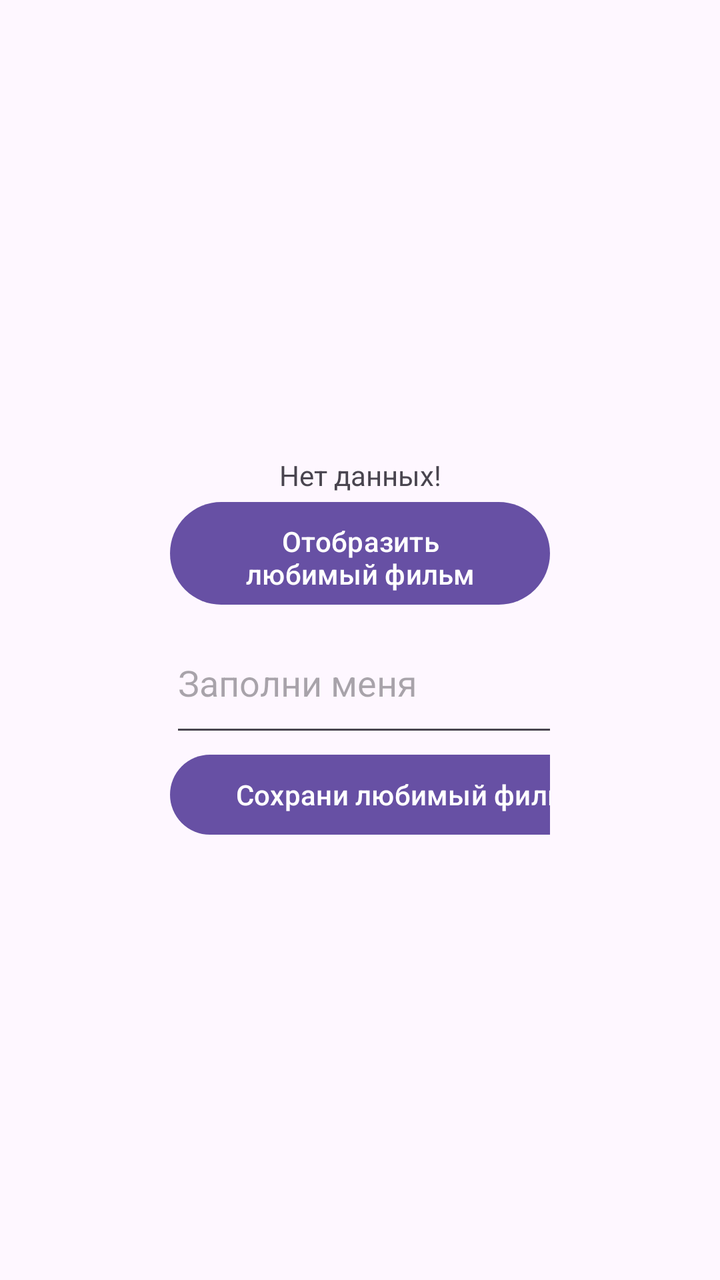
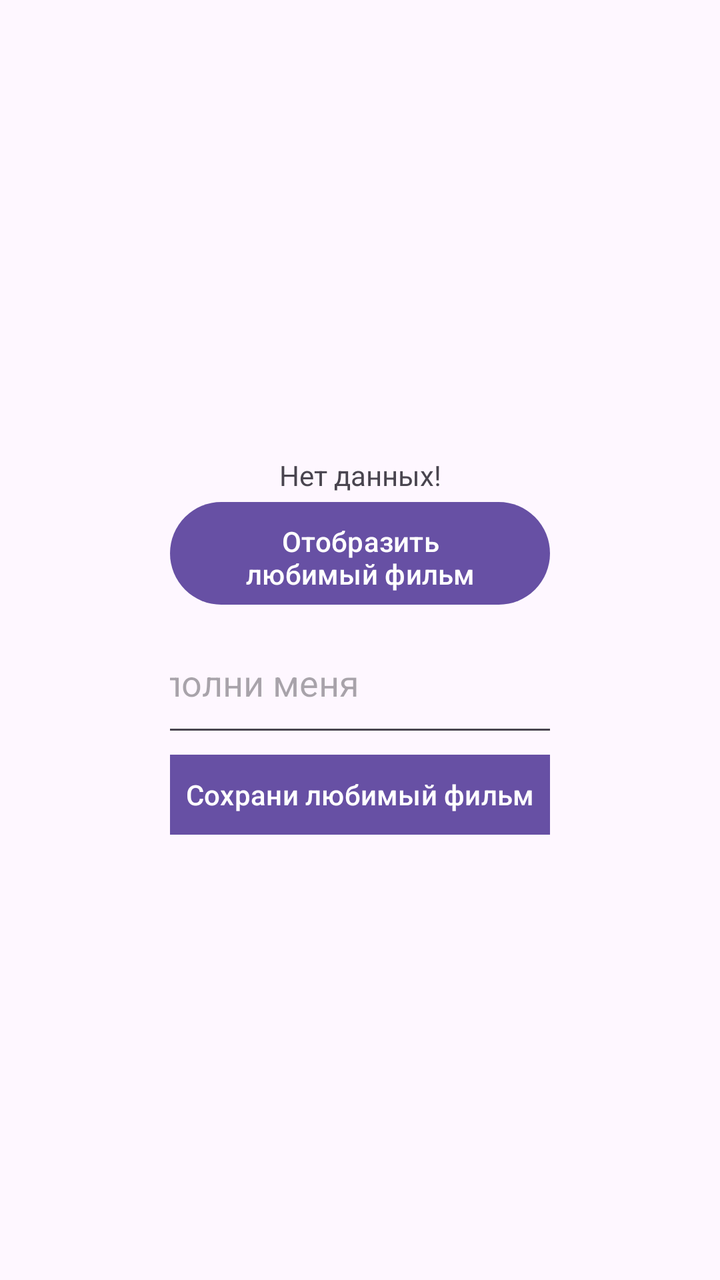

An Android layout rendered at two revisions. The XML below is the earlier revision; the diff shows what the commit changed to produce the second picture.
<!-- AndroidManifest.xml: application theme Theme.Lesson9 -->
<!-- res/layout/activity_main.xml -->
<?xml version="1.0" encoding="utf-8"?>
<LinearLayout xmlns:android="http://schemas.android.com/apk/res/android"
    xmlns:tools="http://schemas.android.com/tools"
    android:id="@+id/main"
    android:layout_width="match_parent"
    android:layout_height="match_parent"
    android:orientation="vertical"
    android:padding="85dp"
    android:textAlignment="center"
    tools:context=".presentation.MainActivity">

    <Space
        android:layout_width="match_parent"
        android:layout_height="143dp" />

    <TextView
        android:id="@+id/textViewMovie"
        android:layout_width="match_parent"
        android:layout_height="wrap_content"
        android:text="Нет данных!"
        android:textAlignment="center"
        tools:ignore="HardcodedText" />

    <Button
        android:id="@+id/buttonGetMovie"
        android:layout_width="wrap_content"
        android:layout_height="wrap_content"
        android:paddingTop="10dp"
        android:text="Отобразить любимый фильм"
        tools:ignore="HardcodedText" />

    <EditText
        android:id="@+id/editTextMovie"
        android:layout_width="248dp"
        android:layout_height="67dp"
        android:ems="10"
        android:hint="Заполни меня"
        android:importantForAutofill="no"
        android:inputType="text"
        tools:ignore="HardcodedText" />

    <Button
        android:id="@+id/buttonSaveMovie"
        android:layout_width="240dp"
        android:layout_height="wrap_content"
        android:text="Сохрани любимый фильм"
        tools:ignore="HardcodedText" />

</LinearLayout>
<!-- resources referenced by this layout -->
<resources>
  <style name="Theme.Lesson9" parent="Base.Theme.Lesson9" />
  <style name="Base.Theme.Lesson9" parent="Theme.Material3.DayNight.NoActionBar">
          
          
      </style>
</resources>

<!-- the commit's change to res/layout/activity_main.xml (unified diff, before → after) -->
@@ -1,49 +1,56 @@
 <?xml version="1.0" encoding="utf-8"?>
-<LinearLayout xmlns:android="http://schemas.android.com/apk/res/android"
+<ScrollView xmlns:android="http://schemas.android.com/apk/res/android"
     xmlns:tools="http://schemas.android.com/tools"
     android:id="@+id/main"
     android:layout_width="match_parent"
     android:layout_height="match_parent"
-    android:orientation="vertical"
-    android:padding="85dp"
-    android:textAlignment="center"
+    android:fillViewport="true"
     tools:context=".presentation.MainActivity">
 
-    <Space
-        android:layout_width="match_parent"
-        android:layout_height="143dp" />
-
-    <TextView
-        android:id="@+id/textViewMovie"
+    <LinearLayout
         android:layout_width="match_parent"
         android:layout_height="wrap_content"
-        android:text="Нет данных!"
-        android:textAlignment="center"
-        tools:ignore="HardcodedText" />
+        android:orientation="vertical"
+        android:padding="85dp"
+        android:gravity="center_horizontal"
+        android:textAlignment="center">
 
-    <Button
-        android:id="@+id/buttonGetMovie"
-        android:layout_width="wrap_content"
-        android:layout_height="wrap_content"
-        android:paddingTop="10dp"
-        android:text="Отобразить любимый фильм"
-        tools:ignore="HardcodedText" />
+        <Space
+            android:layout_width="match_parent"
+            android:layout_height="143dp" />
 
-    <EditText
-        android:id="@+id/editTextMovie"
-        android:layout_width="248dp"
-        android:layout_height="67dp"
-        android:ems="10"
-        android:hint="Заполни меня"
-        android:importantForAutofill="no"
-        android:inputType="text"
-        tools:ignore="HardcodedText" />
+        <TextView
+            android:id="@+id/textViewMovie"
+            android:layout_width="match_parent"
+            android:layout_height="wrap_content"
+            android:text="Нет данных!"
+            android:textAlignment="center"
+            tools:ignore="HardcodedText" />
 
-    <Button
-        android:id="@+id/buttonSaveMovie"
-        android:layout_width="240dp"
-        android:layout_height="wrap_content"
-        android:text="Сохрани любимый фильм"
-        tools:ignore="HardcodedText" />
+        <Button
+            android:id="@+id/buttonGetMovie"
+            android:layout_width="wrap_content"
+            android:layout_height="wrap_content"
+            android:paddingTop="10dp"
+            android:text="Отобразить любимый фильм"
+            tools:ignore="HardcodedText" />
 
-</LinearLayout>
+        <EditText
+            android:id="@+id/editTextMovie"
+            android:layout_width="248dp"
+            android:layout_height="67dp"
+            android:ems="10"
+            android:hint="Заполни меня"
+            android:importantForAutofill="no"
+            android:inputType="text"
+            tools:ignore="HardcodedText" />
+
+        <Button
+            android:id="@+id/buttonSaveMovie"
+            android:layout_width="240dp"
+            android:layout_height="wrap_content"
+            android:text="Сохрани любимый фильм"
+            tools:ignore="HardcodedText" />
+
+    </LinearLayout>
+</ScrollView>
